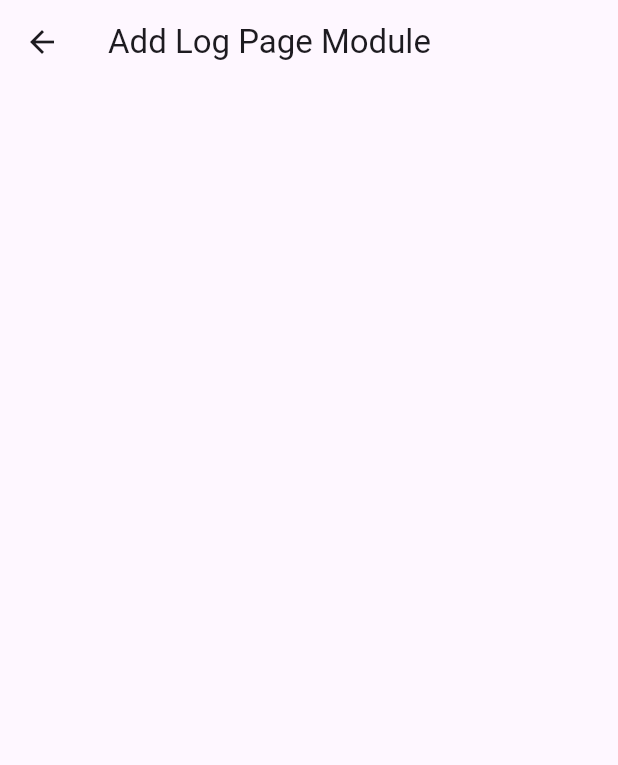
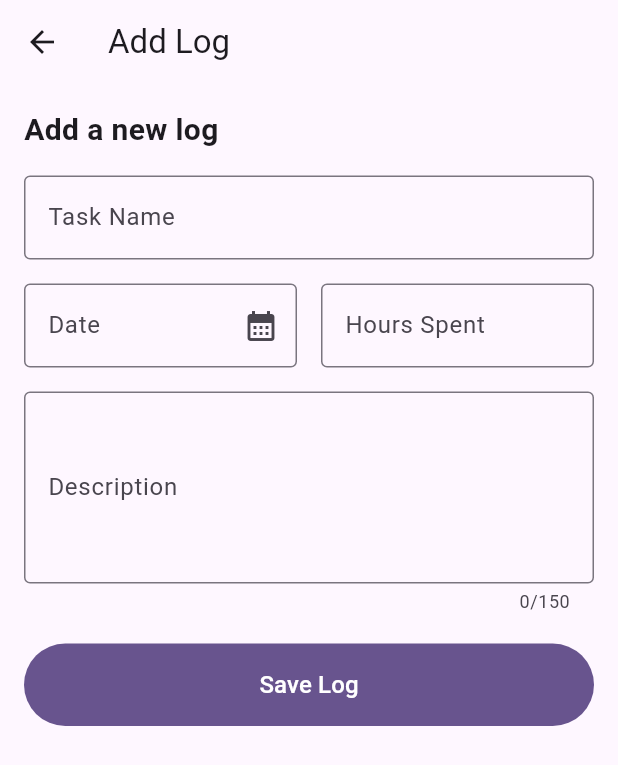
Before and after one commit to Kaiehla/intern_flutter, a Flutter app: the screen it shows after launch, in the side drawer, after a tap on "Add Entry", on a phone screen of 412 x 824 dp. Shown: the top 765 px of the screen. Run offline on Flutter 3.47's test engine with Material 3 defaults, Android fonts, the phone set to English and light mode, and no system bars.

Commit message:
add loge page (task name, date, hours spent, description)

```diff
--- a/lib/pages/add_log_page.dart
+++ b/lib/pages/add_log_page.dart
@@ -1,4 +1,7 @@
 import 'package:flutter/material.dart';
+import 'package:flutter/services.dart';
+
+import '../main.dart';
 
 
 class add_log_page extends StatelessWidget {
@@ -7,14 +10,14 @@ class add_log_page extends StatelessWidget {
   @override
   Widget build(BuildContext context) {
     return MaterialApp(
-      title: "Add Log Page Module",
+      title: "Add a log",
       theme: ThemeData(
         colorScheme: ColorScheme.fromSeed(seedColor: Colors.deepPurple),
         useMaterial3: true,
       ),
       home: Scaffold(
           appBar: AppBar(
-          title: Text("Add Log Page Module"),
+            title: Text("Add Log"),
             leading: IconButton(
               icon: Icon(Icons.arrow_back),
               onPressed: () {
@@ -22,7 +25,160 @@ class add_log_page extends StatelessWidget {
               },
             ),
           ),
+          body: SingleChildScrollView(
+              child: Padding(
+                  padding: const EdgeInsets.symmetric(horizontal: 16),
+                  child: Column(
+                    children: [
+                      TextFieldSection(),
+                      ButtonFieldSection()
+                    ],
+                  )
+              )
+          )
       ),
     );
   }
 }
+
+class TextFieldSection extends StatefulWidget {
+  const TextFieldSection({super.key});
+
+  @override
+  _TextFieldSectionState createState() => _TextFieldSectionState();
+}
+
+class _TextFieldSectionState extends State<TextFieldSection> {
+  DateTime? _selectedStartDate;
+
+  // start date
+  void _pickStartDate(BuildContext context) async {
+    DateTime? pickedStartDate = await showDatePicker(
+      context: context,
+      initialDate: _selectedStartDate ?? DateTime.now(),
+      firstDate: DateTime(1900),
+      lastDate: DateTime.now(),
+    );
+    if (pickedStartDate != null) {
+      setState(() {
+        _selectedStartDate = pickedStartDate;
+      });
+    }
+  }
+
+  @override
+  Widget build(BuildContext context) {
+    return Padding(
+      padding: EdgeInsets.only(top: 16),
+      child: Column(
+        crossAxisAlignment: CrossAxisAlignment.start,
+        children: [
+
+          // text
+          Text(
+            "Add a new log", // New text at the top
+            style: TextStyle(fontSize: 20, fontWeight: FontWeight.bold),
+          ),
+          // task name
+          Padding(
+            padding: EdgeInsets.only(top: 16),
+            child: TextField(
+              decoration: InputDecoration(
+                labelText: "Task Name",
+                border: OutlineInputBorder(),
+              ),
+            ),
+          ),
+          SizedBox(height: 16),
+
+          // date and hours spent
+          Padding(
+            padding: EdgeInsets.only(top: 0),
+            child: Row(
+              spacing: 16,
+              mainAxisAlignment: MainAxisAlignment.spaceAround,
+              children: [
+                // date
+                Expanded(
+                  child: TextField(
+                    readOnly: true,
+                    decoration: InputDecoration(
+                      labelText: "Date",
+                      hintText: _selectedStartDate != null
+                          ? "${_selectedStartDate!.day}/${_selectedStartDate!.month}/${_selectedStartDate!.year}"
+                          : "dd/mm/yyyy",
+                      border: OutlineInputBorder(),
+                      floatingLabelBehavior: _selectedStartDate != null
+                          ? FloatingLabelBehavior.always
+                          : FloatingLabelBehavior.auto,
+                      suffixIcon: IconButton(
+                        icon: Icon(Icons.calendar_month),
+                        onPressed: () => _pickStartDate(context),
+                      ),
+                    ),
+                  ),
+                ),
+
+                // hours spent
+                Expanded(
+                  child: TextField(
+                    decoration: InputDecoration(
+                      labelText: "Hours Spent",
+                      border: OutlineInputBorder(),
+                    ),
+                    keyboardType: TextInputType.number,
+                    inputFormatters: <TextInputFormatter>[
+                      FilteringTextInputFormatter.digitsOnly
+                    ],
+                  ),
+                ),
+              ],
+            ),
+          ),
+
+          // description
+          Padding(
+            padding: EdgeInsets.only(top: 16),
+            child: TextField(
+              decoration: InputDecoration(
+                labelText: "Description",
+                border: OutlineInputBorder(),
+                hintText: "Enter description here...",
+              ),
+              maxLines: 4,
+              maxLength: 150,
+            ),
+          ),
+        ],
+      ),
+    );
+  }
+}
+
+class ButtonFieldSection extends StatelessWidget {
+  const ButtonFieldSection({super.key});
+
+  @override
+  Widget build(BuildContext context) {
+    return Padding(
+      padding: EdgeInsets.only(top: 20),
+      child: Row(
+        children: [
+          Expanded(
+            child: FilledButton(
+              onPressed: () => Navigator.push(
+                  context, MaterialPageRoute(builder: (context) => MyApp())),
+              child: Padding(
+                padding: EdgeInsets.symmetric(vertical: 16),
+                child: Text(
+                  "Save Log",
+                  style: TextStyle(fontSize: 16),
+                ),
+              ),
+            ),
+          ),
+        ],
+      ),
+    );
+  }
+}
```
Lines whose indentation alone changed are shown as unchanged.
